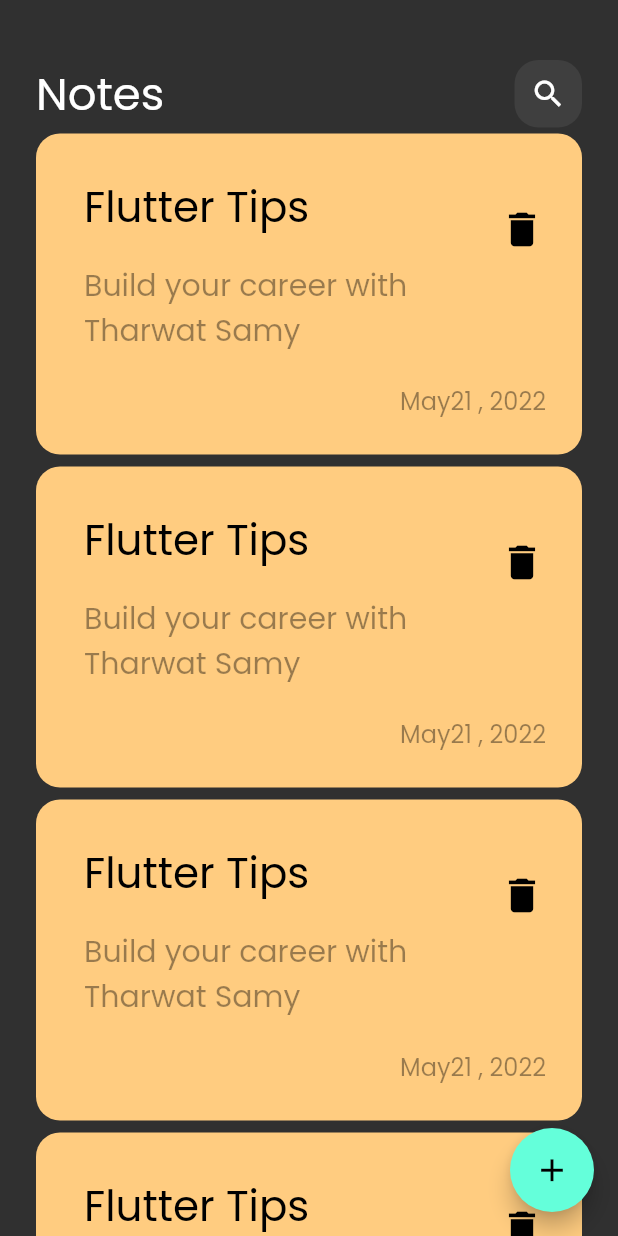
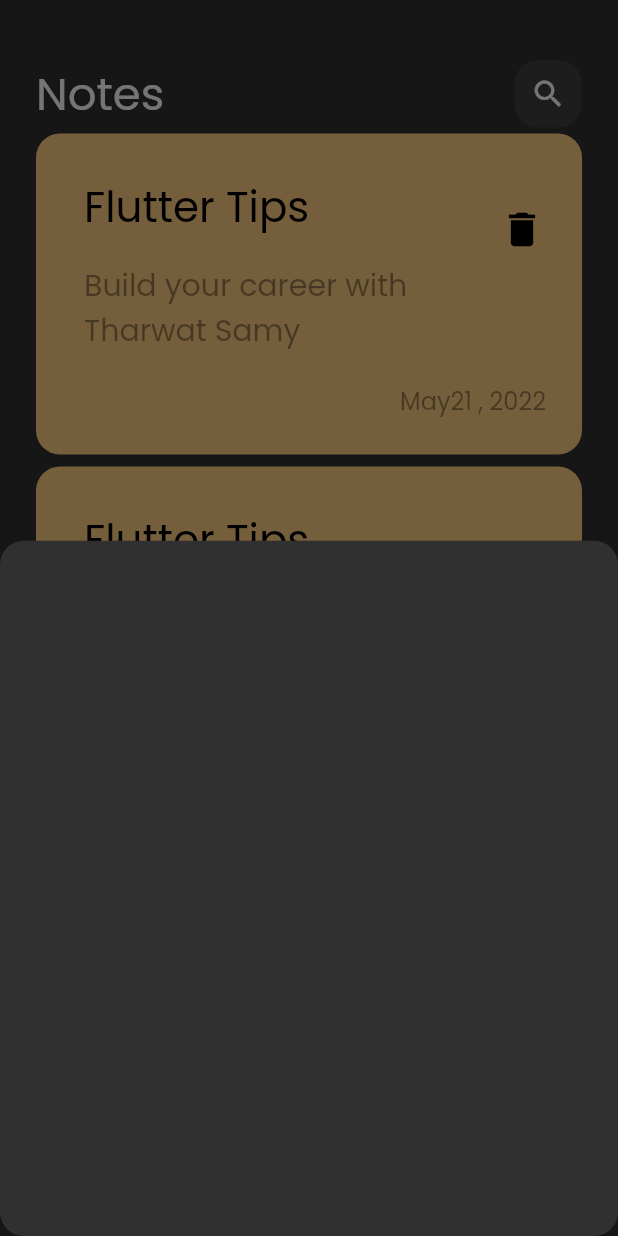
Before and after one commit to monayasser88/notes_app, a Flutter app: the screen it shows after launch, after a tap on the "add" icon, on a phone screen of 412 x 824 dp. Run offline on Flutter 3.47's test engine with Material 2 defaults, Android fonts, the phone set to English and light mode, and no system bars.

Commit message:
show modal button sheet

```diff
--- a/lib/pages/notes_view.dart
+++ b/lib/pages/notes_view.dart
@@ -1,4 +1,5 @@
 import 'package:flutter/material.dart';
+import 'package:notes_app/widgets/add_note_button_sheet.dart';
 import 'package:notes_app/widgets/notes_view_body.dart';
 
 class NotesView extends StatelessWidget {
@@ -8,7 +9,16 @@ class NotesView extends StatelessWidget {
   Widget build(BuildContext context) {
     return Scaffold(
       floatingActionButton: FloatingActionButton(
-        onPressed: () {},
+        onPressed: () {
+          showModalBottomSheet(
+            shape: RoundedRectangleBorder(
+              borderRadius: BorderRadius.circular(16)
+            ),
+              context: context,
+              builder: (context) {
+                return NoteButtonSheet();
+              });
+        },
         child: Icon(
           Icons.add,
           size: 25,
--- /dev/null
+++ b/lib/widgets/add_note_button_sheet.dart
@@ -0,0 +1,11 @@
+import 'package:flutter/material.dart';
+
+class NoteButtonSheet extends StatelessWidget {
+  const NoteButtonSheet({super.key});
+
+  @override
+  Widget build(BuildContext context) {
+    return Container(
+    );
+  }
+}
```
